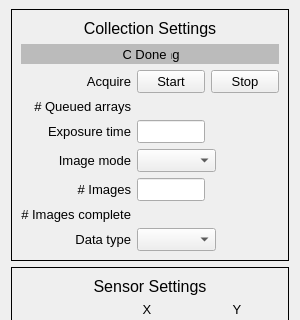
Above: diffractometer_controls/extra_ui/tomo_cam_controls.ui from MIT-NRL/diffractometer-controls before the change; both pictures show x 0 to 300 and y 107 to 427 of the 300 by 650 pixel window. Below: the same form after it.
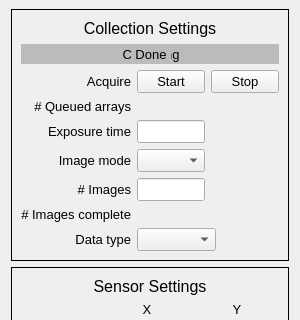
That is the form after the change. Custom widgets are drawn as their Qt base class.

Patch:
```diff
--- a/diffractometer_controls/extra_ui/tomo_cam_controls.ui
+++ b/diffractometer_controls/extra_ui/tomo_cam_controls.ui
@@ -533,11 +533,17 @@
         <item>
          <widget class="PyDMEnumComboBox" name="menu">
           <property name="sizePolicy">
-           <sizepolicy hsizetype="Preferred" vsizetype="Fixed">
+           <sizepolicy hsizetype="Expanding" vsizetype="Fixed">
             <horstretch>1</horstretch>
             <verstretch>0</verstretch>
            </sizepolicy>
           </property>
+          <property name="minimumSize">
+           <size>
+            <width>50</width>
+            <height>0</height>
+           </size>
+          </property>
           <property name="font">
            <font>
             <pointsize>10</pointsize>
@@ -560,11 +566,17 @@
         <item>
          <widget class="PyDMLabel" name="text_update_5">
           <property name="sizePolicy">
-           <sizepolicy hsizetype="Preferred" vsizetype="Preferred">
+           <sizepolicy hsizetype="Expanding" vsizetype="Preferred">
             <horstretch>1</horstretch>
             <verstretch>0</verstretch>
            </sizepolicy>
           </property>
+          <property name="minimumSize">
+           <size>
+            <width>50</width>
+            <height>0</height>
+           </size>
+          </property>
           <property name="font">
            <font>
             <pointsize>10</pointsize>
```
